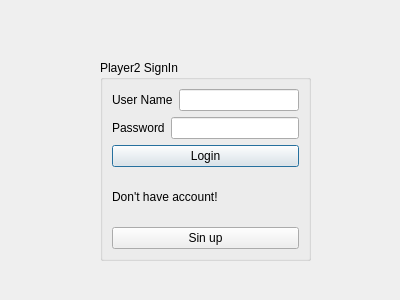
Before: the Qt Designer form tictactoev/signin2.ui in Jolinejo/Advanced-Tic-Tac-Toe, drawn with Qt 5.
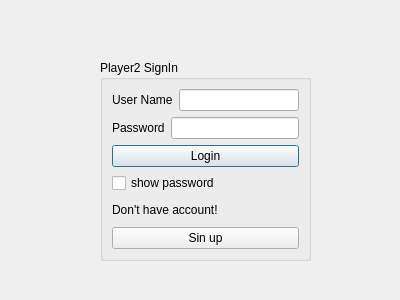
After: the same form once the commit is applied.

The edit to the form file:
```diff
--- a/tictactoev/signin2.ui
+++ b/tictactoev/signin2.ui
@@ -65,6 +65,13 @@
       </property>
      </widget>
     </item>
+    <item>
+     <widget class="QCheckBox" name="checkBox_showpassword">
+      <property name="text">
+       <string>show password</string>
+      </property>
+     </widget>
+    </item>
     <item>
      <widget class="QLabel" name="label_3">
       <property name="text">
```
